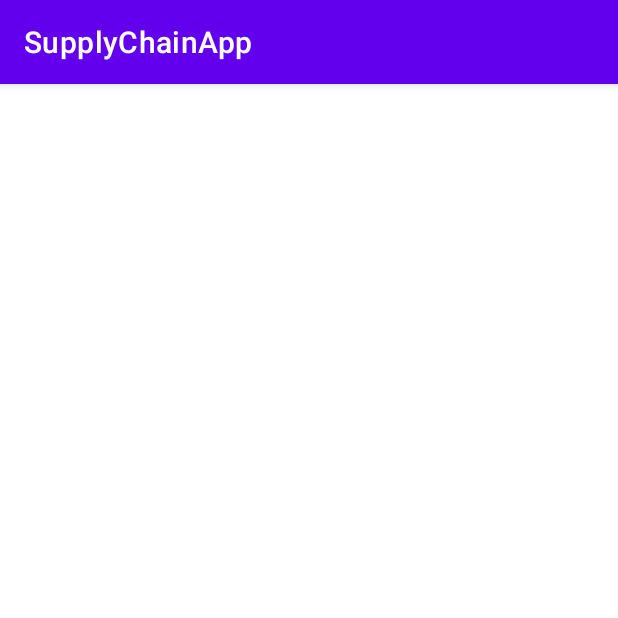
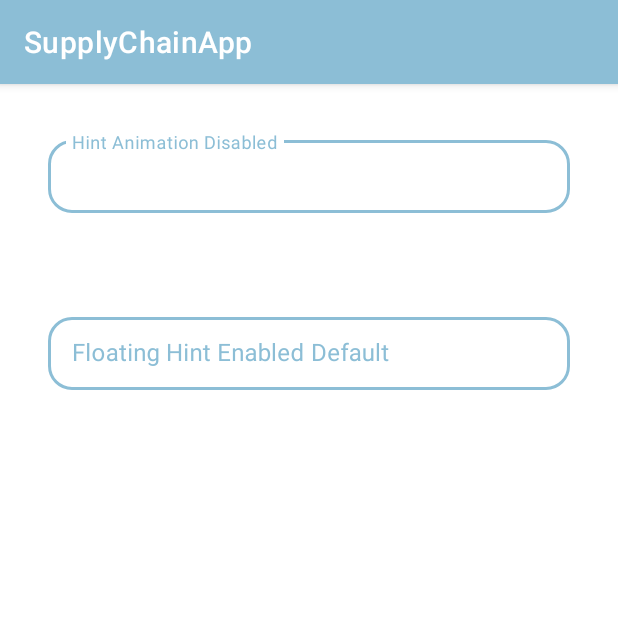
Before and after one commit to babarshamsi/SupplyChainAppUsingBlockChain, an Android app: the SupplierActivity screen opened directly, with no data from a screen before it, on a phone screen of 412 x 824 dp, the top half of it. Run offline under Robolectric (Android 15) with nearby library versions, the phone set to English and light mode, and no system bars.

Commit message:
* Design Library Integrated * Text Input Layout Added * Styles Added for Text Input Layout

```diff
--- a/app/build.gradle
+++ b/app/build.gradle
@@ -38,6 +38,7 @@ dependencies {
     implementation "org.jetbrains.kotlin:kotlin-stdlib:$kotlin_version"
     implementation 'androidx.core:core-ktx:1.3.2'
     implementation 'androidx.appcompat:appcompat:1.3.1'
+    implementation 'androidx.legacy:legacy-support-v4:1.0.0'
     implementation 'com.google.android.material:material:1.4.0'
     implementation 'androidx.constraintlayout:constraintlayout:2.1.0'
     testImplementation 'junit:junit:4.+'
--- a/app/src/main/java/com/pg/clubpampers/android/de/supplychainapp/MainActivity.kt
+++ b/app/src/main/java/com/pg/clubpampers/android/de/supplychainapp/MainActivity.kt
@@ -3,6 +3,7 @@ package com.pg.clubpampers.android.de.supplychainapp
 import Model.Chain
 import Network.ApiInterface
 import android.Manifest
+import android.content.Intent
 import android.content.pm.PackageManager
 import android.os.Bundle
 import android.widget.Toast
@@ -74,11 +75,10 @@ class MainActivity : AppCompatActivity() {
 
     private fun setUpListeners() {
         consumerButton?.setOnClickListener {
-
         }
 
         supplierButton?.setOnClickListener {
-
+            startActivity(Intent(this@MainActivity, SupplierActivity::class.java))
         }
     }
 
--- a/app/src/main/java/com/pg/clubpampers/android/de/supplychainapp/SupplierActivity.kt
+++ b/app/src/main/java/com/pg/clubpampers/android/de/supplychainapp/SupplierActivity.kt
@@ -7,5 +7,6 @@ class SupplierActivity : AppCompatActivity() {
     override fun onCreate(savedInstanceState: Bundle?) {
         super.onCreate(savedInstanceState)
         setContentView(R.layout.activity_supplier)
+//        setupListeners()
     }
 }
--- a/app/src/main/res/layout/activity_supplier.xml
+++ b/app/src/main/res/layout/activity_supplier.xml
@@ -1,10 +1,56 @@
 <?xml version="1.0" encoding="utf-8"?>
-<androidx.constraintlayout.widget.ConstraintLayout xmlns:android="http://schemas.android.com/apk/res/android"
-    xmlns:tools="http://schemas.android.com/tools"
+<ScrollView xmlns:android="http://schemas.android.com/apk/res/android"
     android:layout_width="match_parent"
     android:layout_height="match_parent"
-    tools:context=".SupplierActivity">
+    android:background="@color/white"
+    xmlns:app="http://schemas.android.com/apk/res-auto">
+
+    <LinearLayout
+        android:layout_width="match_parent"
+        android:layout_height="wrap_content"
+        android:orientation="vertical">
+
+        <com.google.android.material.textfield.TextInputLayout
+            android:layout_width="match_parent"
+            android:layout_height="match_parent"
+            android:layout_margin="@dimen/extra_large_space"
+            style="@style/TextInputLayoutStyle"
+            android:textColorHint="@color/cornFlowerBlue"
+            app:boxBackgroundMode="outline"
+            app:endIconMode="clear_text"
+            app:endIconTint="@color/cornFlowerBlue"
+            app:shapeAppearance="@style/Rounded">
+
+            <com.google.android.material.textfield.TextInputEditText
+                android:id="@+id/supplierName"
+                android:layout_width="match_parent"
+                android:layout_height="wrap_content"
+                android:backgroundTint="@color/cornFlowerBlue"
+                android:hint="Hint Animation Disabled" />
+
+        </com.google.android.material.textfield.TextInputLayout>
+
+        <com.google.android.material.textfield.TextInputLayout
+            android:layout_width="match_parent"
+            android:layout_height="match_parent"
+            android:layout_margin="@dimen/extra_large_space"
+            style="@style/TextInputLayoutStyle"
+            android:textColorHint="@color/cornFlowerBlue"
+            app:boxBackgroundMode="outline"
+            app:endIconMode="clear_text"
+            app:endIconTint="@color/cornFlowerBlue"
+            app:shapeAppearance="@style/Rounded">
+
+            <com.google.android.material.textfield.TextInputEditText
+                android:id="@+id/pickUpDate"
+                android:layout_width="match_parent"
+                android:layout_height="wrap_content"
+                android:backgroundTint="@color/cornFlowerBlue"
+                android:hint="Floating Hint Enabled Default" />
+
+        </com.google.android.material.textfield.TextInputLayout>
 
 
 
-</androidx.constraintlayout.widget.ConstraintLayout>
+    </LinearLayout>
+</ScrollView>
--- a/app/src/main/res/values-night/themes.xml
+++ b/app/src/main/res/values-night/themes.xml
@@ -2,11 +2,11 @@
     <!-- Base application theme. -->
     <style name="Theme.SupplyChainApp" parent="Theme.MaterialComponents.DayNight.DarkActionBar">
         <!-- Primary brand color. -->
-        <item name="colorPrimary">@color/purple_200</item>
-        <item name="colorPrimaryVariant">@color/purple_700</item>
-        <item name="colorOnPrimary">@color/black</item>
+        <item name="colorPrimary">@color/cornFlowerBlue</item>
+        <item name="colorPrimaryVariant">@color/coral</item>
+        <item name="colorOnPrimary">@color/cornFlowerBlue</item>
         <!-- Secondary brand color. -->
-        <item name="colorSecondary">@color/teal_200</item>
+        <item name="colorSecondary">@color/teal_700</item>
         <item name="colorSecondaryVariant">@color/teal_200</item>
         <item name="colorOnSecondary">@color/black</item>
         <!-- Status bar color. -->
--- /dev/null
+++ b/app/src/main/res/values-v28/styles.xml
@@ -0,0 +1,5 @@
+<?xml version="1.0" encoding="utf-8"?>
+<resources>
+
+
+</resources>
--- a/app/src/main/res/values/button_colors.xml
+++ b/app/src/main/res/values/button_colors.xml
@@ -1,6 +1,6 @@
 <?xml version="1.0" encoding="utf-8"?>
 <resources>
-    <color name="colorOutlineButtonStroke">@color/cyan</color>
+    <color name="colorOutlineButtonStroke">@color/cornFlowerBlue</color>
     <color name="colorProminentButtonBackground">@color/coral</color>
     <color name="colorProminentButtonPressBackground">@color/coralDark</color>
 </resources>
--- a/app/src/main/res/values/colors.xml
+++ b/app/src/main/res/values/colors.xml
@@ -8,10 +8,14 @@
     <color name="black">#FF000000</color>
 
     <color name="white">#ffffff</color>
-    <color name="cyan">#8CBED6</color>
+    <color name="whiteSmoke">#F5F5F5</color>
+    <color name="cornFlowerBlue">#8CBED6</color>
     <color name="coral">#00ADF2</color>
     <color name="coralDark">#009AEE</color>
     <color name="gray">#B6B6B6</color>
+    <color name="lightGray">#D3D3D3</color>
+
+    <color name="mtrl_textinput_default_box_stroke_color">@color/cornFlowerBlue</color>
 
 
 
--- a/app/src/main/res/values/styles.xml
+++ b/app/src/main/res/values/styles.xml
@@ -29,5 +29,16 @@
         <item name="android:textSize">@dimen/medium_large_text_size</item>
     </style>
 
+    <style name="Rounded" parent="ShapeAppearance.MaterialComponents.SmallComponent">
+        <item name="cornerFamily">rounded</item>
+        <item name="cornerSize">16dp</item>
+    </style>
+
+    <style name="TextInputLayoutStyle" parent = "Widget.MaterialComponents.TextInputLayout.OutlinedBox.Dense">
+        <item name="boxStrokeColor">@color/cornFlowerBlue</item>
+        <item name="boxStrokeWidth">2dp</item>
+        <item name="hintTextColor">@color/cornFlowerBlue</item>
+    </style>
+
 
 </resources>
--- a/app/src/main/res/values/themes.xml
+++ b/app/src/main/res/values/themes.xml
@@ -2,12 +2,12 @@
     <!-- Base application theme. -->
     <style name="Theme.SupplyChainApp" parent="Theme.MaterialComponents.DayNight.DarkActionBar">
         <!-- Primary brand color. -->
-        <item name="colorPrimary">@color/purple_500</item>
-        <item name="colorPrimaryVariant">@color/purple_700</item>
-        <item name="colorOnPrimary">@color/white</item>
+        <item name="colorPrimary">@color/cornFlowerBlue</item>
+        <item name="colorPrimaryVariant">@color/coral</item>
+        <item name="colorOnPrimary">@color/cornFlowerBlue</item>
         <!-- Secondary brand color. -->
-        <item name="colorSecondary">@color/teal_200</item>
-        <item name="colorSecondaryVariant">@color/teal_700</item>
+        <item name="colorSecondary">@color/teal_700</item>
+        <item name="colorSecondaryVariant">@color/teal_200</item>
         <item name="colorOnSecondary">@color/black</item>
         <!-- Status bar color. -->
         <item name="android:statusBarColor" tools:targetApi="l">?attr/colorPrimaryVariant</item>
```
